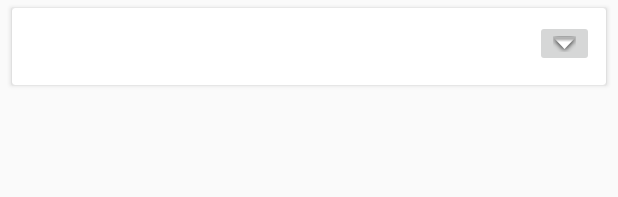
After one commit to asantoflaminio/TechHaus_Android, an Android app: the layout list_devices.xml on its own in the app's theme, with its tools: preview values and no code run, on a phone screen of 412 x 824 dp. The commit adds this screen. Shown: the top 197 px of the screen. Run offline under Robolectric (Android 15) with nearby library versions, the light colour scheme and no system bars.

Commit message:
Cada device muestra una lista bizarra

```diff
--- a/app/build.gradle
+++ b/app/build.gradle
@@ -26,4 +26,8 @@ dependencies {
     testImplementation 'junit:junit:4.12'
     androidTestImplementation 'com.android.support.test:runner:1.0.2'
     androidTestImplementation 'com.android.support.test.espresso:espresso-core:3.0.2'
+
+    implementation 'com.android.support:recyclerview-v7:27.1.1'
+    implementation 'com.bignerdranch.android:expandablerecyclerview:1.0.3'
+
 }
--- /dev/null
+++ b/app/src/main/res/layout/list_devices.xml
@@ -0,0 +1,30 @@
+<?xml version="1.0" encoding="utf-8"?>
+<android.support.v7.widget.CardView
+    xmlns:android="http://schemas.android.com/apk/res/android"
+    android:layout_marginTop="5dp"
+    android:layout_marginLeft="8dp"
+    android:layout_marginRight="8dp"
+    android:layout_width="match_parent"
+    android:layout_height="wrap_content">
+
+    <RelativeLayout
+        android:layout_width="match_parent"
+        android:layout_height="wrap_content">
+        <TextView
+            android:id="@+id/parentTitle"
+            android:padding="16dp"
+            android:textStyle="bold"
+            android:layout_width="wrap_content"
+            android:layout_height="wrap_content" />
+
+        <ImageButton
+            android:id="@+id/expandArrow"
+            android:visibility="visible"
+            android:layout_alignParentRight="true"
+            android:layout_margin="8dp"
+            android:src="@android:drawable/arrow_down_float"
+            android:layout_width="wrap_content"
+            android:layout_height="wrap_content" />
+    </RelativeLayout>
+
+</android.support.v7.widget.CardView>
```
Also changed, not shown: app/src/main/java/com/techhaus/techhausandroid/ActivityOne.java (+39 -0 lines), app/src/main/java/com/techhaus/techhausandroid/Adapter/MyAdapter.java (added, +51 -0 lines), app/src/main/java/com/techhaus/techhausandroid/Models/TitleChild.java (added, +27 -0 lines), app/src/main/java/com/techhaus/techhausandroid/Models/TitleCreator.java (added, +29 -0 lines), app/src/main/java/com/techhaus/techhausandroid/Models/TitleParent.java (added, +44 -0 lines), app/src/main/java/com/techhaus/techhausandroid/ViewHolders/TitleChildViewHolder.java (added, +17 -0 lines), app/src/main/java/com/techhaus/techhausandroid/ViewHolders/TitleParentViewHolder.java (added, +24 -0 lines), app/src/main/res/layout/activity_one.xml (+11 -2 lines), app/src/main/res/layout/list_child.xml (added, +28 -0 lines).
